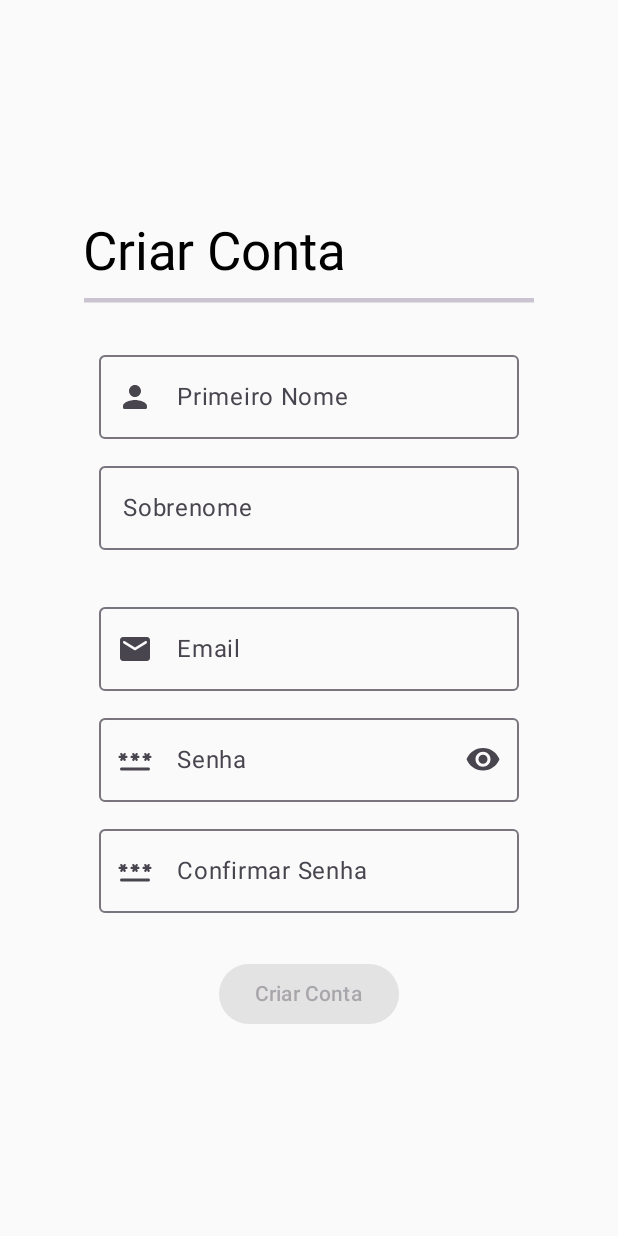
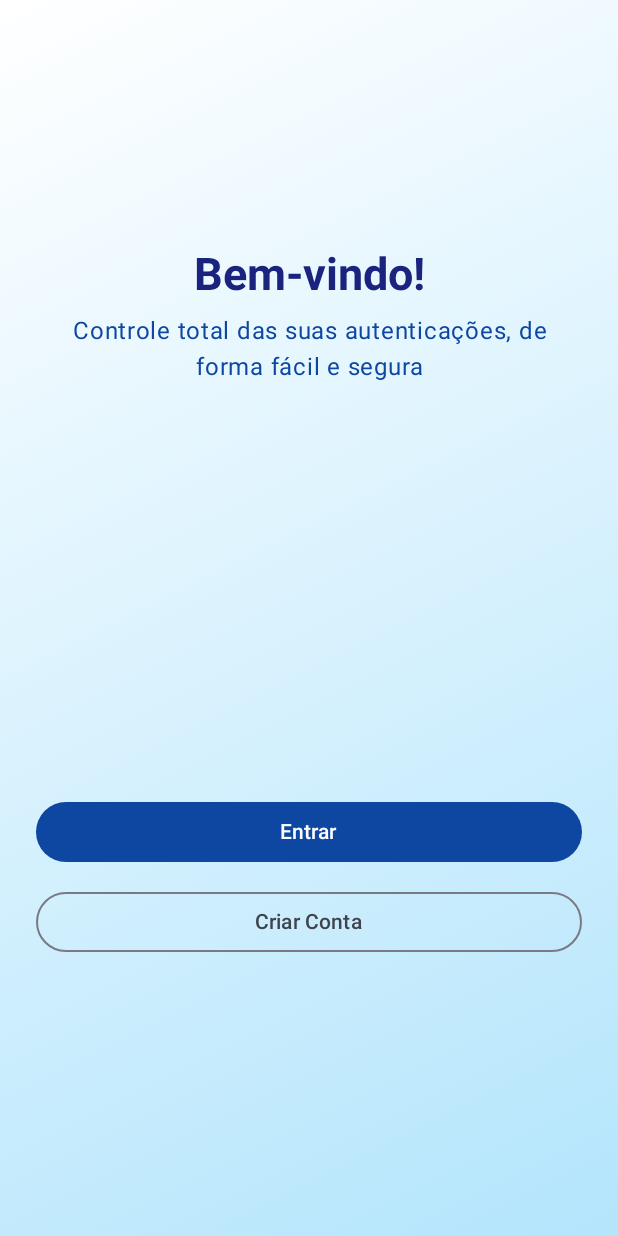
Before and after one commit to Murilo8e/PI3-Turma5-3, an Android app built with Jetpack Compose: the screen it shows after launch (SignUpActivity before the commit, WelcomeActivity after it), on a phone screen of 412 x 824 dp. Run offline under Robolectric (Android 15) with nearby library versions, the phone set to English and light mode, and no system bars.

Commit message:
feat : developing first Welcome Screen design

```diff
--- a/app/src/main/java/com/example/fireauthtest/WelcomeActivity.kt
+++ b/app/src/main/java/com/example/fireauthtest/WelcomeActivity.kt
@@ -5,99 +5,108 @@ import android.os.Bundle
 import androidx.activity.ComponentActivity
 import androidx.activity.compose.setContent
 import androidx.activity.enableEdgeToEdge
-import androidx.compose.foundation.layout.Arrangement
-import androidx.compose.foundation.layout.Column
-import androidx.compose.foundation.layout.Spacer
-import androidx.compose.foundation.layout.fillMaxSize
-import androidx.compose.foundation.layout.height
-import androidx.compose.foundation.layout.padding
-import androidx.compose.material3.Button
-import androidx.compose.material3.ButtonDefaults
-import androidx.compose.material3.Text
+import androidx.compose.foundation.background
+import androidx.compose.foundation.layout.*
+import androidx.compose.material3.*
 import androidx.compose.runtime.Composable
 import androidx.compose.ui.Alignment
 import androidx.compose.ui.Modifier
+import androidx.compose.ui.graphics.Brush
 import androidx.compose.ui.graphics.Color
 import androidx.compose.ui.platform.LocalContext
 import androidx.compose.ui.text.TextStyle
+import androidx.compose.ui.text.font.FontWeight
+import androidx.compose.ui.text.style.TextAlign
 import androidx.compose.ui.tooling.preview.Preview
 import androidx.compose.ui.unit.dp
 import androidx.compose.ui.unit.sp
+import com.example.fireauthtest.ui.theme.FireAuthTestTheme
 
 class WelcomeActivity : ComponentActivity() {
     override fun onCreate(savedInstanceState: Bundle?) {
         super.onCreate(savedInstanceState)
         enableEdgeToEdge()
         setContent {
+            FireAuthTestTheme {
                 welcomeScreen()
             }
         }
     }
+}
 
-@Preview
 @Composable
-fun welcomeScreen(modifier: Modifier = Modifier){
-
-    /* Usando o sistema de navegação legado
-       Através de intents.
-
-       A variável context recebe o objeto do contexto atual.
-       O LocalContext serve APENAS em Composables.
-
-       O Context agora informa o ambiente composable que se está.
-       Ele servirá para construir o Intent futuramente
-       (estou aqui (context) e quero ir para tal activity (classe da Activity))
-
-    */
-
+@Preview(showBackground = true)
+fun welcomeScreen() {
     val context = LocalContext.current
 
+    // Gradiente de branco para azul claro (diagonal)7
+    val gradientBrush = Brush.linearGradient(
+        colors = listOf(Color.White, Color(0xFFB3E5FC))
+    )
+
+    Box(
+        modifier = Modifier
+            .fillMaxSize()
+            .background(brush = gradientBrush)
+            .padding(24.dp)
+    ) {
         Column(
             modifier = Modifier
-            .fillMaxSize()
-            .padding(5.dp),
-        verticalArrangement = Arrangement.Center,
+                .fillMaxSize(),
+            verticalArrangement = Arrangement.SpaceBetween,
             horizontalAlignment = Alignment.CenterHorizontally
-    ){
+        ) {
+            Spacer(modifier = Modifier.height(20.dp))
+
+            Column(horizontalAlignment = Alignment.CenterHorizontally) {
                 Text(
-            text = "Testando o Firebase Auth :)",
+                    text = "Bem-vindo!",
                     style = TextStyle(
-                fontSize = 25.sp
+                        fontSize = 30.sp,
+                        fontWeight = FontWeight.Bold,
+                        color = Color(0xFF1A237E)
                     )
                 )
-
-        Spacer(modifier = Modifier.height(25.dp))
-
-        Button(
-            onClick = {
-                val intent = Intent(context, SignUpActivity::class.java)
-                context.startActivity(intent)
-            },
-            colors = ButtonDefaults.buttonColors(
-                containerColor = Color(0xFF374CCE)
-            )
-        ) {
+                Spacer(modifier = Modifier.height(8.dp))
                 Text(
-                text = "Faça seu Cadastro"
+                    text = "Controle total das suas autenticações, de forma fácil e segura",
+                    fontSize = 16.sp,
+                    color = Color(0xFF0D47A1),
+                    textAlign = TextAlign.Center
                 )
             }
 
-        Spacer(modifier = Modifier.height(10.dp))
+            Spacer(modifier = Modifier.height(32.dp))
 
+            Column(
+                verticalArrangement = Arrangement.spacedBy(12.dp),
+                modifier = Modifier.fillMaxWidth()
+            ) {
                 Button(
                     onClick = {
                         val intent = Intent(context, SignInActivity::class.java)
                         context.startActivity(intent)
                     },
                     colors = ButtonDefaults.buttonColors(
-                containerColor = Color(0xFF4ACC4E)
-            )
+                        containerColor = Color(0xFF0D47A1)
+                    ),
+                    modifier = Modifier.fillMaxWidth()
                 ) {
-            Text(
-                text = "Entrar"
-            )
+                    Text("Entrar")
                 }
 
-
+                OutlinedButton(
+                    onClick = {
+                        val intent = Intent(context, SignUpActivity::class.java)
+                        context.startActivity(intent)
+                    },
+                    modifier = Modifier.fillMaxWidth()
+                ) {
+                    Text("Criar Conta")
                 }
             }
+
+            Spacer(modifier = Modifier.height(40.dp))
+        }
+    }
+}
```
Also changed, not shown: app/src/main/AndroidManifest.xml (+9 -4 lines). Lines whose indentation alone changed are shown as unchanged.
